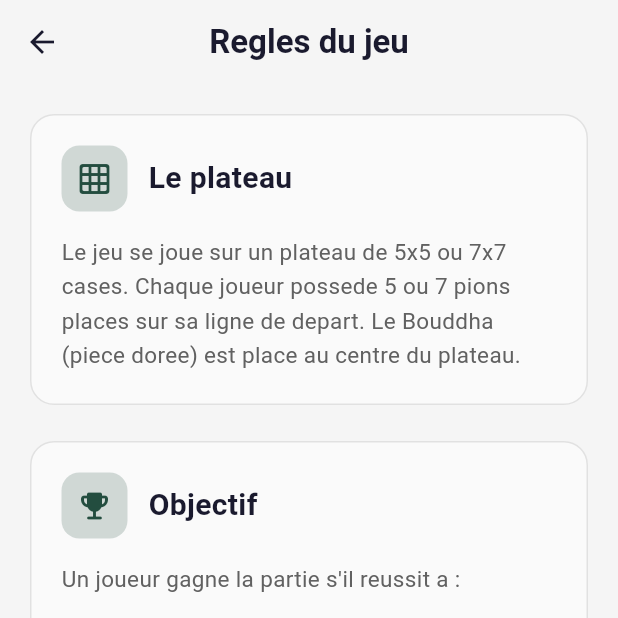
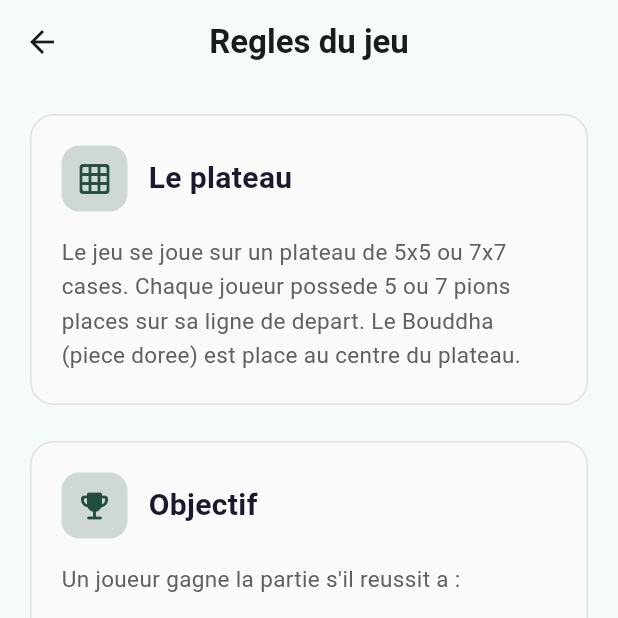
Before and after one commit to nogringo/kaptis, a Flutter app: the screen it shows after launch, after a tap on "REGLES", on a phone screen of 412 x 824 dp, the top half of it. Run offline on Flutter 3.47's test engine with Material 3 defaults, Android fonts, the phone set to English and light mode, and no system bars.

Commit message:
fix: theme

```diff
--- a/lib/main.dart
+++ b/lib/main.dart
@@ -19,12 +19,6 @@ class AboulApp extends StatelessWidget {
           seedColor: const Color(0xFF234d3f),
           brightness: Brightness.light,
         ),
-        scaffoldBackgroundColor: AppColors.light.primaryBackground,
-        appBarTheme: AppBarTheme(
-          backgroundColor: AppColors.light.appBarBackground,
-          foregroundColor: AppColors.light.appBarForeground,
-          elevation: 0,
-        ),
         extensions: const [AppColors.light],
       ),
       darkTheme: ThemeData(
@@ -32,15 +26,9 @@ class AboulApp extends StatelessWidget {
           seedColor: const Color(0xFF234d3f),
           brightness: Brightness.dark,
         ),
-        scaffoldBackgroundColor: AppColors.dark.primaryBackground,
-        appBarTheme: AppBarTheme(
-          backgroundColor: AppColors.dark.appBarBackground,
-          foregroundColor: AppColors.dark.appBarForeground,
-          elevation: 0,
-        ),
         extensions: const [AppColors.dark],
       ),
-      themeMode: kDebugMode ? ThemeMode.dark : null,
+      // themeMode: kDebugMode ? ThemeMode.dark : null,
       home: const HomeScreen(),
     );
   }
--- a/lib/theme/app_colors.dart
+++ b/lib/theme/app_colors.dart
@@ -122,9 +122,9 @@ class AppColors extends ThemeExtension<AppColors> {
 
   // Dark theme
   static const dark = AppColors(
-    primaryBackground: Color(0xFF1A1A2E),
-    secondaryBackground: Color(0xFF16213E),
-    cardBackground: Color(0xFF16213E),
+    primaryBackground: Color(0xFF0D1F1A),
+    secondaryBackground: Color(0xFF142923),
+    cardBackground: Color(0xFF142923),
     accentColor: Color(0xFF2E6B55),
     accentColorBright: Color(0xFF3A8A6E),
     accentColorSecondary: Color(0xFF234d3f),
@@ -133,7 +133,7 @@ class AppColors extends ThemeExtension<AppColors> {
     secondaryText: Color(0xFFBDBDBD),
     tertiaryText: Color(0xFF9E9E9E),
     subtitleText: Color(0xFFE0E0E0),
-    appBarBackground: Color(0xFF1A1A2E),
+    appBarBackground: Color(0xFF0D1F1A),
     appBarForeground: Colors.white,
     primaryButtonBackground: Color(0xFF234d3f),
     primaryButtonForeground: Colors.white,
```
